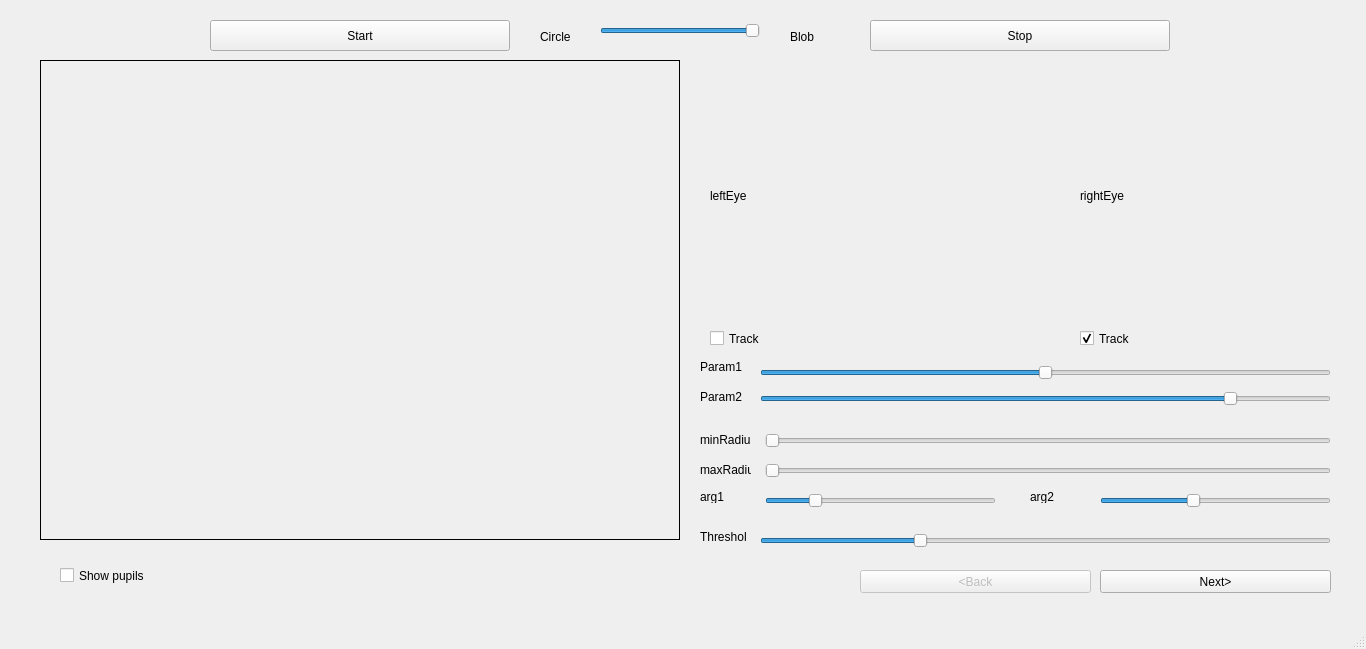
First picture: the form in GUImain.ui, repository stepacool/Eye-Tracker, before the edit.
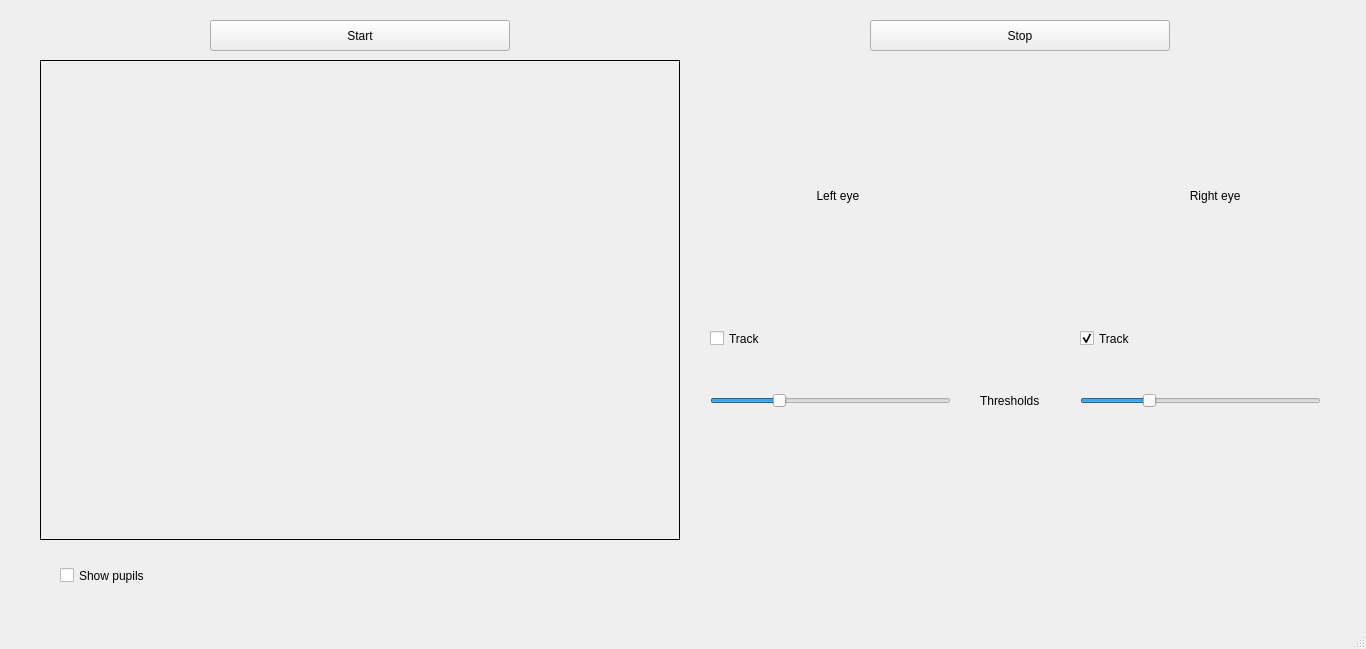
Second picture: the form after the edit.

Commit message: Readable code, cut out circle method

The edit to the form file:
```diff
--- a/GUImain.ui
+++ b/GUImain.ui
@@ -17,54 +17,6 @@
    <string notr="true"/>
   </property>
   <widget class="QWidget" name="centralwidget">
-   <widget class="QLabel" name="label_4">
-    <property name="geometry">
-     <rect>
-      <x>700</x>
-      <y>430</y>
-      <width>51</width>
-      <height>20</height>
-     </rect>
-    </property>
-    <property name="text">
-     <string>minRadius</string>
-    </property>
-   </widget>
-   <widget class="QSlider" name="minRadiusSlider">
-    <property name="enabled">
-     <bool>true</bool>
-    </property>
-    <property name="geometry">
-     <rect>
-      <x>765</x>
-      <y>430</y>
-      <width>566</width>
-      <height>22</height>
-     </rect>
-    </property>
-    <property name="maximum">
-     <number>10</number>
-    </property>
-    <property name="value">
-     <number>0</number>
-    </property>
-    <property name="orientation">
-     <enum>Qt::Horizontal</enum>
-    </property>
-   </widget>
-   <widget class="QLabel" name="label_5">
-    <property name="geometry">
-     <rect>
-      <x>700</x>
-      <y>460</y>
-      <width>51</width>
-      <height>20</height>
-     </rect>
-    </property>
-    <property name="text">
-     <string>maxRadius</string>
-    </property>
-   </widget>
    <widget class="QCheckBox" name="pupilsCheckbox">
     <property name="geometry">
      <rect>
@@ -91,7 +43,7 @@
      </rect>
     </property>
     <property name="text">
-     <string>rightEye</string>
+     <string>                                 Right eye</string>
     </property>
     <property name="textFormat">
      <enum>Qt::AutoText</enum>
@@ -100,127 +52,6 @@
      <bool>false</bool>
     </property>
    </widget>
-   <widget class="QWidget" name="layoutWidget">
-    <property name="geometry">
-     <rect>
-      <x>760</x>
-      <y>360</y>
-      <width>571</width>
-      <height>52</height>
-     </rect>
-    </property>
-    <layout class="QVBoxLayout" name="verticalLayout">
-     <item>
-      <widget class="QSlider" name="param1Slider">
-       <property name="enabled">
-        <bool>true</bool>
-       </property>
-       <property name="maximum">
-        <number>100</number>
-       </property>
-       <property name="value">
-        <number>50</number>
-       </property>
-       <property name="orientation">
-        <enum>Qt::Horizontal</enum>
-       </property>
-      </widget>
-     </item>
-     <item>
-      <widget class="QSlider" name="param2Slider">
-       <property name="enabled">
-        <bool>true</bool>
-       </property>
-       <property name="maximum">
-        <number>30</number>
-       </property>
-       <property name="value">
-        <number>25</number>
-       </property>
-       <property name="orientation">
-        <enum>Qt::Horizontal</enum>
-       </property>
-      </widget>
-     </item>
-    </layout>
-   </widget>
-   <widget class="QPushButton" name="backButton">
-    <property name="enabled">
-     <bool>false</bool>
-    </property>
-    <property name="geometry">
-     <rect>
-      <x>860</x>
-      <y>570</y>
-      <width>231</width>
-      <height>23</height>
-     </rect>
-    </property>
-    <property name="text">
-     <string>&lt;Back</string>
-    </property>
-   </widget>
-   <widget class="QSlider" name="arg1Slider">
-    <property name="enabled">
-     <bool>true</bool>
-    </property>
-    <property name="geometry">
-     <rect>
-      <x>765</x>
-      <y>490</y>
-      <width>231</width>
-      <height>22</height>
-     </rect>
-    </property>
-    <property name="maximum">
-     <number>5</number>
-    </property>
-    <property name="value">
-     <number>1</number>
-    </property>
-    <property name="orientation">
-     <enum>Qt::Horizontal</enum>
-    </property>
-   </widget>
-   <widget class="QLabel" name="label">
-    <property name="geometry">
-     <rect>
-      <x>700</x>
-      <y>490</y>
-      <width>46</width>
-      <height>13</height>
-     </rect>
-    </property>
-    <property name="text">
-     <string>arg1</string>
-    </property>
-   </widget>
-   <widget class="QLabel" name="label_3">
-    <property name="geometry">
-     <rect>
-      <x>700</x>
-      <y>390</y>
-      <width>46</width>
-      <height>13</height>
-     </rect>
-    </property>
-    <property name="text">
-     <string>Param2</string>
-    </property>
-   </widget>
-   <widget class="QPushButton" name="nextButton">
-    <property name="geometry">
-     <rect>
-      <x>1100</x>
-      <y>570</y>
-      <width>231</width>
-      <height>23</height>
-     </rect>
-    </property>
-    <property name="text">
-     <string>Next&gt;</string>
-    </property>
-   </widget>
    <widget class="QLabel" name="baseImage">
     <property name="geometry">
      <rect>
@@ -237,54 +68,6 @@
      <string/>
     </property>
    </widget>
-   <widget class="QLabel" name="label_2">
-    <property name="geometry">
-     <rect>
-      <x>700</x>
-      <y>360</y>
-      <width>46</width>
-      <height>13</height>
-     </rect>
-    </property>
-    <property name="text">
-     <string>Param1</string>
-    </property>
-   </widget>
-   <widget class="QSlider" name="maxRadiusSlider">
-    <property name="enabled">
-     <bool>true</bool>
-    </property>
-    <property name="geometry">
-     <rect>
-      <x>765</x>
-      <y>460</y>
-      <width>566</width>
-      <height>22</height>
-     </rect>
-    </property>
-    <property name="maximum">
-     <number>40</number>
-    </property>
-    <property name="value">
-     <number>0</number>
-    </property>
-    <property name="orientation">
-     <enum>Qt::Horizontal</enum>
-    </property>
-   </widget>
-   <widget class="QLabel" name="label_6">
-    <property name="geometry">
-     <rect>
-      <x>1030</x>
-      <y>490</y>
-      <width>46</width>
-      <height>13</height>
-     </rect>
-    </property>
-    <property name="text">
-     <string>arg2</string>
-    </property>
-   </widget>
    <widget class="QLabel" name="leftEyeBox">
     <property name="enabled">
      <bool>true</bool>
@@ -298,29 +81,7 @@
      </rect>
     </property>
     <property name="text">
-     <string>leftEye</string>
-    </property>
-   </widget>
-   <widget class="QSlider" name="arg2Slider">
-    <property name="enabled">
-     <bool>true</bool>
-    </property>
-    <property name="geometry">
-     <rect>
-      <x>1100</x>
-      <y>490</y>
-      <width>231</width>
-      <height>22</height>
-     </rect>
-    </property>
-    <property name="maximum">
-     <number>10</number>
-    </property>
-    <property name="value">
-     <number>4</number>
-    </property>
-    <property name="orientation">
-     <enum>Qt::Horizontal</enum>
+     <string>                                Left eye</string>
     </property>
    </widget>
    <widget class="QPushButton" name="stopButton">
@@ -381,20 +142,17 @@
    <widget class="QSlider" name="blobToggle">
     <property name="geometry">
      <rect>
-      <x>600</x>
-      <y>20</y>
-      <width>160</width>
+      <x>710</x>
+      <y>390</y>
+      <width>241</width>
       <height>22</height>
      </rect>
     </property>
-    <property name="minimum">
-     <number>0</number>
-    </property>
     <property name="maximum">
-     <number>1</number>
+     <number>255</number>
     </property>
     <property name="value">
-     <number>1</number>
+     <number>70</number>
     </property>
     <property name="orientation">
      <enum>Qt::Horizontal</enum>
@@ -403,35 +161,22 @@
    <widget class="QLabel" name="label_7">
     <property name="geometry">
      <rect>
-      <x>540</x>
-      <y>30</y>
-      <width>46</width>
-      <height>13</height>
+      <x>980</x>
+      <y>390</y>
+      <width>61</width>
+      <height>21</height>
      </rect>
     </property>
     <property name="text">
-     <string>Circle</string>
+     <string>Thresholds</string>
     </property>
    </widget>
-   <widget class="QLabel" name="label_8">
+   <widget class="QSlider" name="rightEyeThreshold">
     <property name="geometry">
      <rect>
-      <x>790</x>
-      <y>30</y>
-      <width>46</width>
-      <height>13</height>
-     </rect>
-    </property>
-    <property name="text">
-     <string>Blob</string>
-    </property>
-   </widget>
-   <widget class="QSlider" name="thresholdSlider">
-    <property name="geometry">
-     <rect>
-      <x>760</x>
-      <y>530</y>
-      <width>571</width>
+      <x>1080</x>
+      <y>390</y>
+      <width>241</width>
       <height>22</height>
      </rect>
     </property>
@@ -445,19 +190,6 @@
      <enum>Qt::Horizontal</enum>
     </property>
    </widget>
-   <widget class="QLabel" name="label_9">
-    <property name="geometry">
-     <rect>
-      <x>700</x>
-      <y>530</y>
-      <width>46</width>
-      <height>13</height>
-     </rect>
-    </property>
-    <property name="text">
-     <string>Threshold</string>
-    </property>
-   </widget>
   </widget>
   <widget class="QMenuBar" name="menubar">
    <property name="geometry">
```
Left out of the diff: 4 changed lines with no effect on the pictures. The commit also changes 4 other files.
